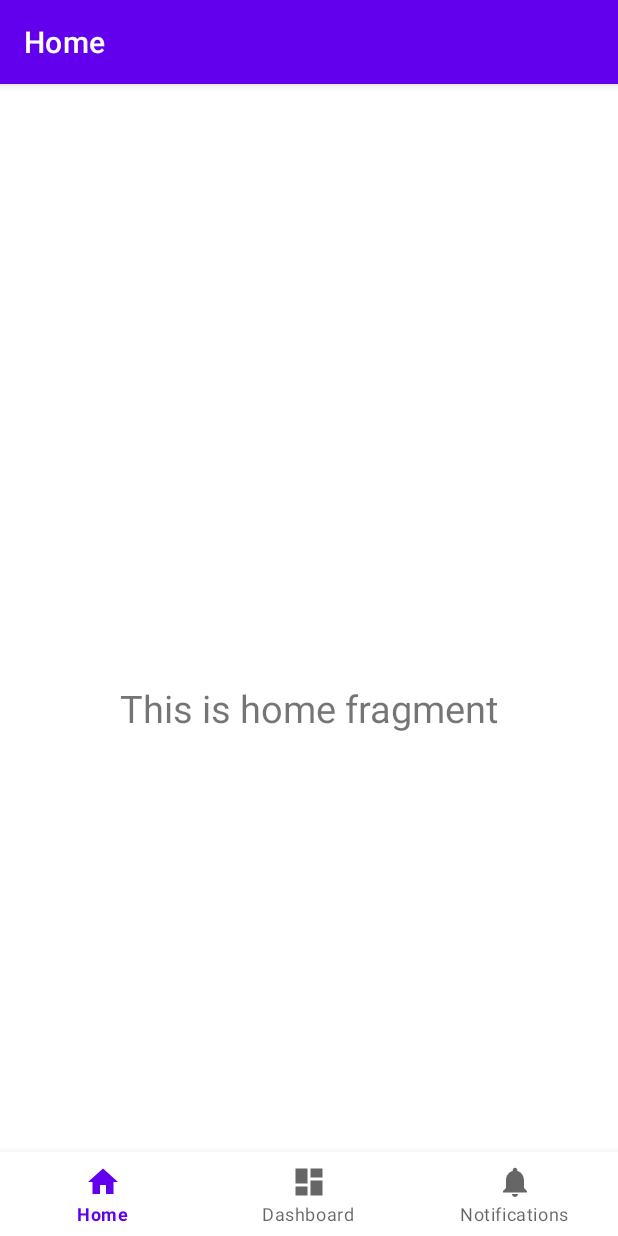
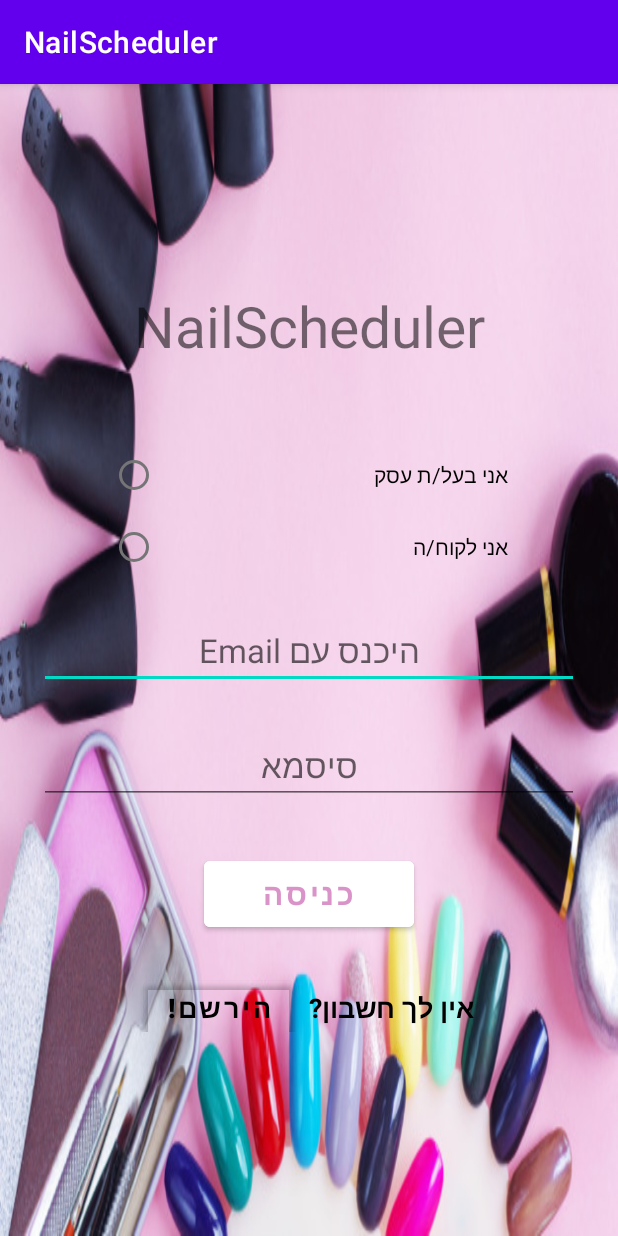
Before and after one commit to ElielGez/NailScheduler, an Android app: the screen it shows after launch (MainActivity before the commit, LoginActivity after it), on a phone screen of 412 x 824 dp. Run offline under Robolectric (Android 15) with nearby library versions, the phone set to English and light mode, and no system bars.

Commit message:
Login Design Done

```diff
--- a/app/src/main/AndroidManifest.xml
+++ b/app/src/main/AndroidManifest.xml
@@ -10,13 +10,21 @@
         android:supportsRtl="true"
         android:theme="@style/Theme.NailScheduler">
         <activity
+            android:name=".LoginActivity">
+            <intent-filter>
+            <action android:name="android.intent.action.MAIN" />
+
+            <category android:name="android.intent.category.LAUNCHER" />
+            </intent-filter>
+        </activity>
+        <activity
             android:name=".MainActivity"
             android:label="@string/app_name">
-            <intent-filter>
-                <action android:name="android.intent.action.MAIN" />
+<!--            <intent-filter>-->
+<!--                <action android:name="android.intent.action.MAIN" />-->
 
-                <category android:name="android.intent.category.LAUNCHER" />
-            </intent-filter>
+<!--                <category android:name="android.intent.category.LAUNCHER" />-->
+<!--            </intent-filter>-->
         </activity>
     </application>
 
--- /dev/null
+++ b/app/src/main/java/com/example/nailscheduler/LoginActivity.java
@@ -0,0 +1,75 @@
+package com.example.nailscheduler;
+
+import androidx.appcompat.app.AppCompatActivity;
+
+import android.app.Activity;
+import android.content.Intent;
+import android.os.Bundle;
+import android.provider.ContactsContract;
+import android.view.View;
+import android.widget.Button;
+import android.widget.RadioButton;
+import android.widget.RadioGroup;
+
+public class LoginActivity extends AppCompatActivity {
+
+    private RadioGroup userTypeGroup;
+    private RadioButton userType;
+    private Button sign_up_btn;
+    private Button sign_in_btn;
+
+    @Override
+    protected void onCreate(Bundle savedInstanceState) {
+        super.onCreate(savedInstanceState);
+        setContentView(R.layout.activity_login);
+        sign_up_btn = (Button) findViewById(R.id.btnSignUp);
+        sign_in_btn = (Button) findViewById(R.id.btnSignIn);
+    }
+
+    public void onRadioButtonClicked(View view) {
+        boolean checked = ((RadioButton) view).isChecked();
+
+        if (checked) {
+            switch (view.getId()) {
+
+                case R.id.type_client:
+                    sign_up_btn.setOnClickListener(new View.OnClickListener() {
+                        @Override
+                        public void onClick(View view) {
+
+                        }
+                    });
+                    sign_in_btn.setOnClickListener(new View.OnClickListener() {
+                        @Override
+                        public void onClick(View view) {
+//                            Intent i = new Intent(LoginActivity.this, );
+//                            i.putExtra("User_Email", R.id.etEmail);
+//                            startActivity(i);
+                        }
+                    });
+                    break;
+
+                case R.id.type_owner:
+                    sign_up_btn.setOnClickListener(new View.OnClickListener() {
+                        @Override
+                        public void onClick(View view) {
+
+                        }
+                    });
+                    sign_in_btn.setOnClickListener(new View.OnClickListener() {
+                        @Override
+                        public void onClick(View view) {
+//                            Intent i = new Intent(LoginActivity.this, );
+//                            i.putExtra("User_Email", R.id.etEmail);
+//                            startActivity(i);
+                        }
+                    });
+                    break;
+            }
+        }
+        else
+        {
+            //view - didnt choose a type
+        }
+    }
+}
--- a/app/src/main/java/com/example/nailscheduler/MainActivity.java
+++ b/app/src/main/java/com/example/nailscheduler/MainActivity.java
@@ -1,6 +1,7 @@
 package com.example.nailscheduler;
 
 import android.os.Bundle;
+import android.widget.Button;
 
 import com.google.android.material.bottomnavigation.BottomNavigationView;
 
@@ -9,6 +10,8 @@
 import androidx.navigation.Navigation;
 import androidx.navigation.ui.AppBarConfiguration;
 import androidx.navigation.ui.NavigationUI;
+import android.content.Intent;
+
 
 public class MainActivity extends AppCompatActivity {
 
@@ -25,6 +28,8 @@
         NavController navController = Navigation.findNavController(this, R.id.nav_host_fragment);
         NavigationUI.setupActionBarWithNavController(this, navController, appBarConfiguration);
         NavigationUI.setupWithNavController(navView, navController);
+
+
     }
 
 }
--- /dev/null
+++ b/app/src/main/res/layout/activity_login.xml
@@ -0,0 +1,112 @@
+<?xml version="1.0" encoding="utf-8"?>
+<LinearLayout xmlns:android="http://schemas.android.com/apk/res/android"
+    xmlns:app="http://schemas.android.com/apk/res-auto"
+    xmlns:tools="http://schemas.android.com/tools"
+    android:layout_width="match_parent"
+    android:layout_height="match_parent"
+    tools:context=".LoginActivity"
+    android:background="@drawable/loginbackground"
+    android:gravity="center"
+    android:orientation="vertical"
+    android:padding="26dp"
+    >
+
+
+
+    <TextView
+        android:layout_width="match_parent"
+        android:layout_height="wrap_content"
+        android:layout_marginBottom="50dp"
+        android:gravity="center"
+        android:text="NailScheduler"
+        android:textSize="38sp" />
+
+    <RadioGroup
+        android:layout_width="265dp"
+        android:layout_height="wrap_content"
+        >
+
+        <RadioButton
+            android:id="@+id/type_owner"
+            android:layout_width="match_parent"
+            android:layout_height="wrap_content"
+            android:layout_gravity="end"
+            android:text="@string/type_owner"
+            android:onClick="onRadioButtonClicked" />
+
+        <RadioButton
+            android:id="@+id/type_client"
+            android:layout_width="match_parent"
+            android:layout_height="wrap_content"
+            android:layout_gravity="end"
+            android:text="@string/type_client"
+            android:onClick="onRadioButtonClicked" />
+    </RadioGroup>
+
+
+    <EditText
+        android:id="@+id/etEmail"
+        android:layout_width="match_parent"
+        android:layout_height="wrap_content"
+        android:layout_marginTop="20dp"
+        android:layout_marginBottom="16dp"
+        android:gravity="center"
+        android:hint="@string/Email"
+        android:imeOptions="actionNext"
+        android:inputType="textEmailAddress"
+        android:textSize="22sp" />
+
+    <EditText
+        android:id="@+id/etPassword"
+        android:layout_width="match_parent"
+        android:layout_height="wrap_content"
+        android:layout_marginTop="10dp"
+        android:layout_marginBottom="32dp"
+        android:gravity="center"
+        android:hint="@string/password"
+        android:imeOptions="actionDone"
+        android:textSize="22sp"
+        android:inputType="textPassword" />
+
+    <Button
+        android:id="@+id/btnSignIn"
+        android:layout_width="140dp"
+        android:layout_height="56dp"
+        android:backgroundTint="#FFFFFF"
+        android:text="@string/button_signIn"
+        android:textColor="@color/primary"
+        android:textSize="20dp"
+        android:textStyle="bold"
+        app:strokeColor="#FFFFFF" />
+
+    <LinearLayout
+        android:layout_width="match_parent"
+        android:layout_height="wrap_content"
+        android:gravity="center" >
+
+        <Button
+            android:id="@+id/btnSignUp"
+            android:layout_width="wrap_content"
+            android:layout_height="wrap_content"
+            android:layout_marginTop="16dp"
+            android:backgroundTint="#00FFFFFF"
+            android:text="@string/button_signUp"
+            android:textColor="@color/black"
+            android:textStyle="bold"
+            android:textSize="18dp" />
+
+        <TextView
+            android:layout_width="wrap_content"
+            android:layout_height="wrap_content"
+            android:layout_marginTop="16dp"
+            android:text="אין לך חשבון?  "
+            android:textStyle="bold"
+            android:textColor="@color/black"
+            android:textSize="18dp"/>
+
+    </LinearLayout>
+
+
+
+
+</LinearLayout>
--- a/app/src/main/res/layout/activity_main.xml
+++ b/app/src/main/res/layout/activity_main.xml
@@ -1,10 +1,12 @@
 <?xml version="1.0" encoding="utf-8"?>
 <androidx.constraintlayout.widget.ConstraintLayout xmlns:android="http://schemas.android.com/apk/res/android"
     xmlns:app="http://schemas.android.com/apk/res-auto"
+    xmlns:tools="http://schemas.android.com/tools"
     android:id="@+id/container"
     android:layout_width="match_parent"
     android:layout_height="match_parent"
-    android:paddingTop="?attr/actionBarSize">
+    android:paddingTop="?attr/actionBarSize"
+    >
 
     <com.google.android.material.bottomnavigation.BottomNavigationView
         android:id="@+id/nav_view"
@@ -25,9 +27,12 @@
         android:layout_height="match_parent"
         app:defaultNavHost="true"
         app:layout_constraintBottom_toTopOf="@id/nav_view"
+        app:layout_constraintHorizontal_bias="0.0"
         app:layout_constraintLeft_toLeftOf="parent"
         app:layout_constraintRight_toRightOf="parent"
         app:layout_constraintTop_toTopOf="parent"
+        app:layout_constraintVertical_bias="1.0"
         app:navGraph="@navigation/mobile_navigation" />
 
+
 </androidx.constraintlayout.widget.ConstraintLayout>
--- a/app/src/main/res/layout/fragment_home.xml
+++ b/app/src/main/res/layout/fragment_home.xml
@@ -19,4 +19,5 @@
         app:layout_constraintEnd_toEndOf="parent"
         app:layout_constraintStart_toStartOf="parent"
         app:layout_constraintTop_toTopOf="parent" />
+
 </androidx.constraintlayout.widget.ConstraintLayout>
--- a/app/src/main/res/values/strings.xml
+++ b/app/src/main/res/values/strings.xml
@@ -3,4 +3,11 @@
     <string name="title_home">Home</string>
     <string name="title_dashboard">Dashboard</string>
     <string name="title_notifications">Notifications</string>
+    <string name="button_signIn">כניסה</string>
+    <string name="button_signUp">הירשם!</string>
+    <string name="password">סיסמא</string>
+    <string name="Email">היכנס עם Email</string>
+    <string name="type_owner">אני בעל/ת עסק</string>
+    <string name="type_client">אני לקוח/ה</string>
+
 </resources>
```
Also changed, not shown: app/src/main/res/drawable-v24/pink.jpg (added), app/src/main/res/drawable/heading.jpg (added), app/src/main/res/drawable/loginbackground.jpg (added).
